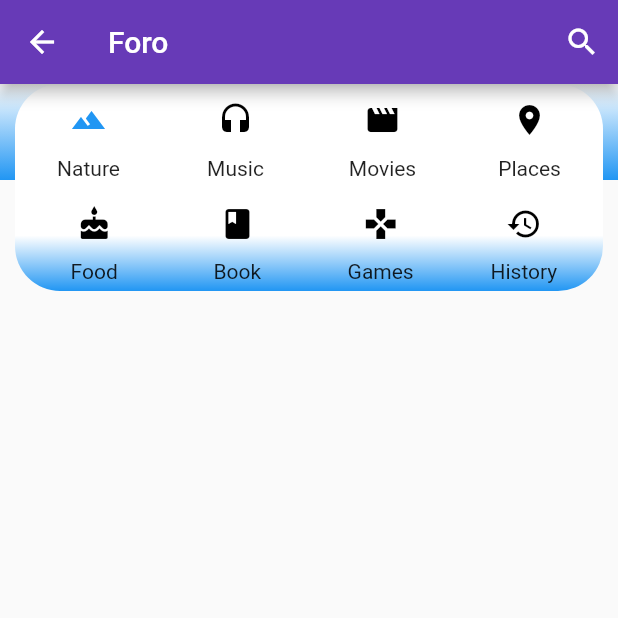
After one commit to m60miguel/NewbiePets, a Flutter app: the ForumPage screen opened directly, on a phone screen of 412 x 824 dp, the top half of it. The commit adds this screen. Run offline on Flutter 3.47's test engine with Material 2 defaults, Android fonts, the phone set to English and light mode, and no system bars; our stand-ins replace font_awesome_flutter, google_maps_flutter.

Commit message:
Start Forum Page

```diff
--- a/newbiepets_flutter/lib/main.dart
+++ b/newbiepets_flutter/lib/main.dart
@@ -4,6 +4,7 @@ import 'package:newbiepets_flutter/pages/maps.dart';
 import 'package:newbiepets_flutter/pages/settings.dart';
 import 'package:newbiepets_flutter/pages/pets.dart';
 import 'package:newbiepets_flutter/pages/login.dart';
+import 'package:newbiepets_flutter/pages/forum.dart';
 
 
 void main() => runApp(MyApp());
@@ -69,6 +70,14 @@ class HomePage extends StatelessWidget {
               }
             ),
             new ListTile(
+              title: new Text("Foro"),
+              trailing: new Icon(Icons.view_list),
+              onTap: (){
+                Navigator.push(context, MaterialPageRoute(builder: (context)=>ForumPage()),
+                );
+              }
+            ),
+            new ListTile(
               title: new Text("Ajustes"),
               trailing: new Icon(Icons.settings_applications),
               onTap: (){
--- /dev/null
+++ b/newbiepets_flutter/lib/pages/calendar.dart
@@ -0,0 +1 @@
+import 'package:flutter/material.dart';
--- /dev/null
+++ b/newbiepets_flutter/lib/pages/forum.dart
@@ -0,0 +1,173 @@
+import 'package:flutter/material.dart';
+
+class ForumPage extends StatefulWidget {
+  @override
+  _ForumPageState createState() => new _ForumPageState();
+}
+
+class _ForumPageState extends State<ForumPage> {
+  /// Top Icons
+  var topCategoyIcons = new Container(
+    alignment: Alignment.center,
+    decoration: new BoxDecoration(
+        gradient: new LinearGradient(
+      colors: [Colors.white, Colors.blue],
+      begin: const FractionalOffset(0.0, 0.0),
+      end: const FractionalOffset(0.0, 1.0),
+      stops: [0.0, 1.0],
+      tileMode: TileMode.clamp,
+    )),
+    child: new Container(
+      alignment: Alignment.bottomCenter,
+      margin: const EdgeInsets.symmetric(
+        horizontal: 10.0,
+        vertical: 0.0,
+      ),
+      decoration: new BoxDecoration(
+        color: Colors.white,
+        // border: new Border.all(color: Colors.black, width: 1.0),
+        borderRadius: new BorderRadius.only(
+          topLeft: new Radius.circular(30.0),
+          topRight: new Radius.circular(30.0),
+        ),
+      ),
+      child: new Row(
+        mainAxisAlignment: MainAxisAlignment.spaceAround,
+        crossAxisAlignment: CrossAxisAlignment.center,
+        children: <Widget>[
+          new CategoryIcon(Icons.landscape, "Nature", true),
+          new CategoryIcon(Icons.headset, "Music", false),
+          new CategoryIcon(Icons.movie, "Movies", false),
+          new CategoryIcon(Icons.place, "Places", false),
+        ],
+      ),
+    ),
+  );
+
+  var categoryMetric = new Container(
+    padding: const EdgeInsets.all(5.0),
+    margin: const EdgeInsets.fromLTRB(10.0, 0.0, 10.0, 15.0),
+    decoration: new BoxDecoration(
+      gradient: new LinearGradient(
+        colors: [Colors.white, Colors.blue],
+        begin: const FractionalOffset(0.0, 0.5),
+        end: const FractionalOffset(0.0, 1.0),
+        stops: [0.0, 1.0],
+        tileMode: TileMode.clamp,
+      ),
+      // border: new Border.all(color: Colors.black, width: 1.0),
+      borderRadius: new BorderRadius.only(
+        bottomLeft: new Radius.circular(30.0),
+        bottomRight: new Radius.circular(30.0),
+      ),
+    ),
+    child: new Row(
+      mainAxisAlignment: MainAxisAlignment.spaceAround,
+      crossAxisAlignment: CrossAxisAlignment.center,
+      children: <Widget>[
+        new CategoryIcon(Icons.cake, "Food", false),
+        new CategoryIcon(Icons.book, "Book", false),
+        new CategoryIcon(Icons.games, "Games", false),
+        new CategoryIcon(Icons.history, "History", false),
+      ],
+    ),
+  );
+
+  static final listItemsData = [
+    new ListEntry("Forum 1", "test", "description 1", 54, 2, true),
+    new ListEntry("Forum 2", "test", "description 2", 154, 3, false),
+  ];
+  var listView = new ListView.builder(
+    itemBuilder: (BuildContext context, int index) =>
+        new EntryItem(listItemsData[index]),
+    itemCount: listItemsData.length,
+    scrollDirection: Axis.vertical,
+    shrinkWrap: true,
+  );
+
+  @override
+  Widget build(BuildContext context) {
+    return new Scaffold(
+      appBar: new AppBar(
+        title: new Text("Foro"),
+        actions: <Widget>[
+          new IconButton(icon: new Icon(Icons.search), onPressed: () => {}),
+        ],
+      ),
+      body: new Container(
+        child: new Column(
+        children: <Widget>[topCategoyIcons, categoryMetric],
+        //children: <Widget>[topCategoyIcons, categoryMetric, listView],
+        ),
+      ),
+    );
+  }
+}
+
+class ListEntry {
+  final String title;
+  final String icon;
+  final String description;
+  final int views;
+  final int responses;
+  final bool answered;
+
+  ListEntry(this.title, this.icon, this.description, this.views, this.responses,
+      this.answered);
+}
+
+class CategoryIcon extends StatelessWidget {
+  const CategoryIcon(this.icon, this.iconText, this.selected);
+
+  final String iconText;
+  final IconData icon;
+  final bool selected;
+
+  @override
+  Widget build(BuildContext context) {
+    return new Container(
+      child: new Column(
+        children: <Widget>[
+          new IconButton(
+            icon: new Icon(icon),
+            onPressed: () => {},
+            color: selected == true ? Colors.blue : Colors.black,
+          ),
+          new Text(iconText)
+        ],
+      ),
+    );
+  }
+}
+
+class EntryItem extends StatelessWidget {
+  const EntryItem(this.entry);
+
+  final ListEntry entry;
+
+  @override
+  Widget build(BuildContext context) {
+    return new Container(
+      padding: const EdgeInsets.all(3.0),
+      margin: const EdgeInsets.symmetric(horizontal: 10.0, vertical: 3.0),
+      decoration: new BoxDecoration(
+        color: Colors.blue,
+        borderRadius: new BorderRadius.all(new Radius.circular(15.0)),
+      ),
+      child: new ListTile(
+        title: new Text(entry.title),
+        subtitle: new Text(entry.description),
+        leading: new Icon(Icons.dashboard, color: Colors.white),
+        trailing: new Row(
+          verticalDirection: VerticalDirection.up,
+          children: <Widget>[
+            new CategoryIcon(
+                Icons.remove_red_eye, entry.views.toString(), false),
+            new CategoryIcon(Icons.comment, entry.responses.toString(), false),
+          ],
+        ),
+        onTap: ()=>{},
+      ),
+    );
+  }
+}
--- a/newbiepets_flutter/lib/pages/login.dart
+++ b/newbiepets_flutter/lib/pages/login.dart
@@ -63,7 +63,7 @@ class LoginPageState extends State<LoginPage>
                       padding: const EdgeInsets.only(top: 25.0),
                     ),
                     new MaterialButton(
-                      color: Colors.purple,
+                      color: Colors.deepPurple,
                       textColor: Colors.white,
                       child: new Text("Registrarse"),
                       onPressed: () => {},
```
